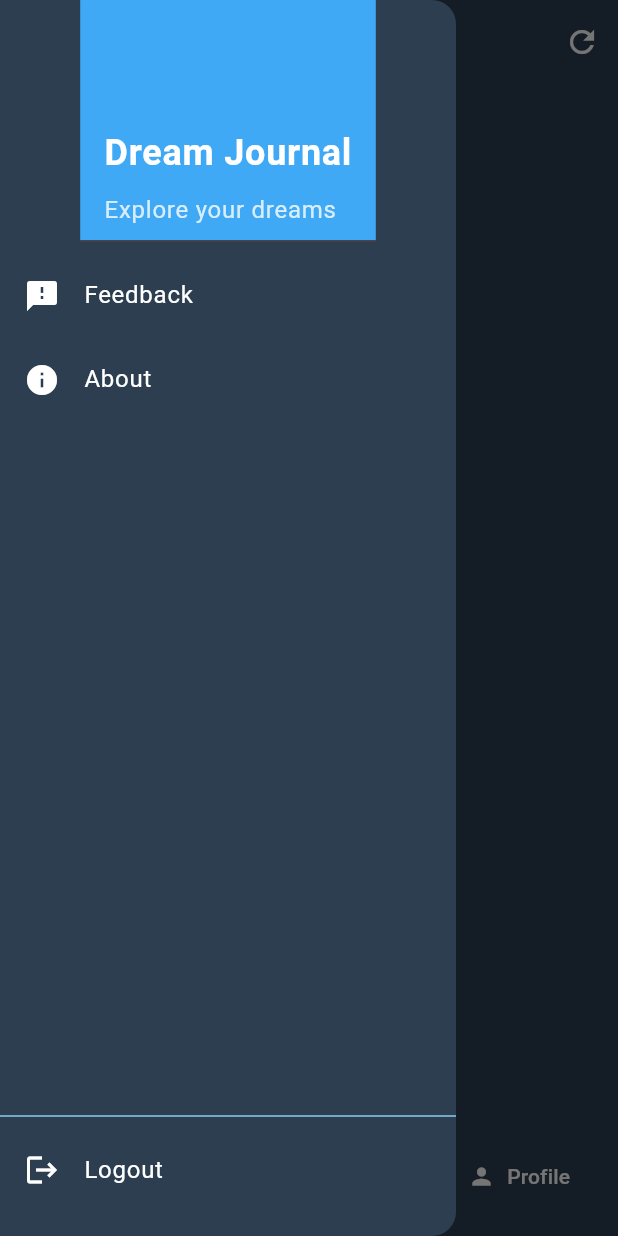
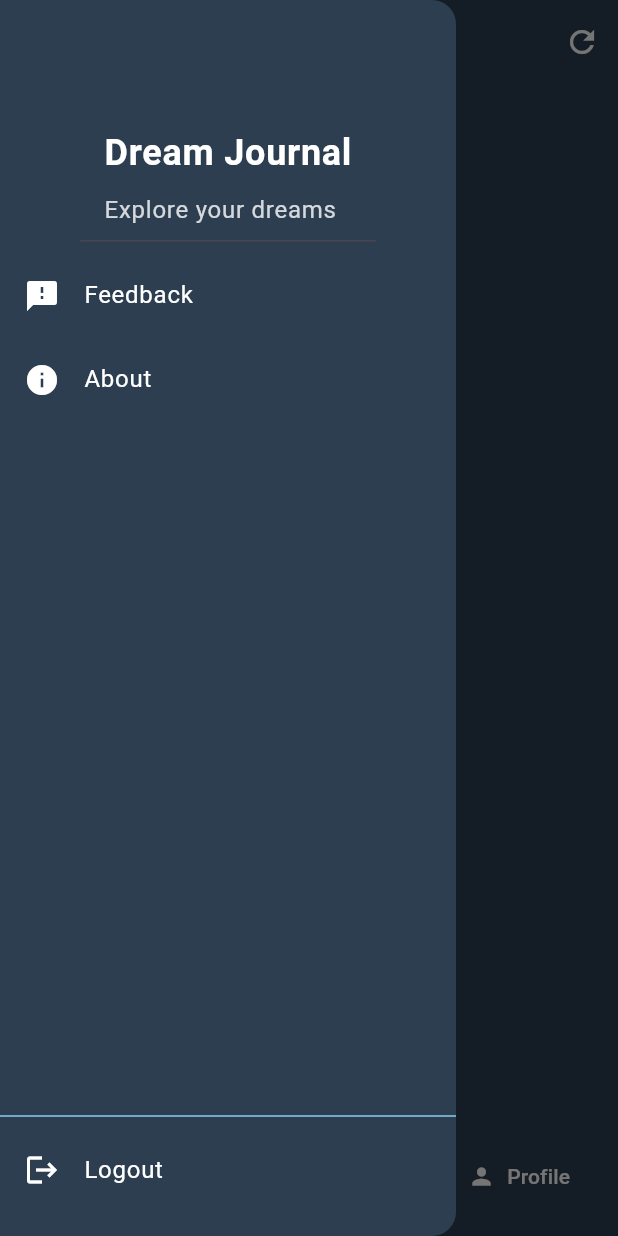
Before and after one commit to Syamgith/ai-dream-journal-frontend, a Flutter app: the MainScreen screen opened by its route, with the side drawer open, on a phone screen of 412 x 824 dp. Run offline on Flutter 3.47's test engine with Material 3 defaults, Android fonts, the phone set to English and light mode, and no system bars; our stand-ins replace flutter_dotenv, flutter_riverpod, flutter_secure_storage, google_sign_in; accounts and stored records are empty; network calls fail.

Commit message:
app drawer header background removed

```diff
--- a/dream_journal_app/lib/features/shared/widgets/app_drawer.dart
+++ b/dream_journal_app/lib/features/shared/widgets/app_drawer.dart
@@ -15,8 +15,8 @@ class AppDrawer extends ConsumerWidget {
         children: [
           DrawerHeader(
             decoration: const BoxDecoration(
-              color: AppColors.primaryBlue,
-            ),
+                //color: AppColors.primaryBlue,
+                ),
             child: Column(
               crossAxisAlignment: CrossAxisAlignment.start,
               mainAxisAlignment: MainAxisAlignment.end,
```
